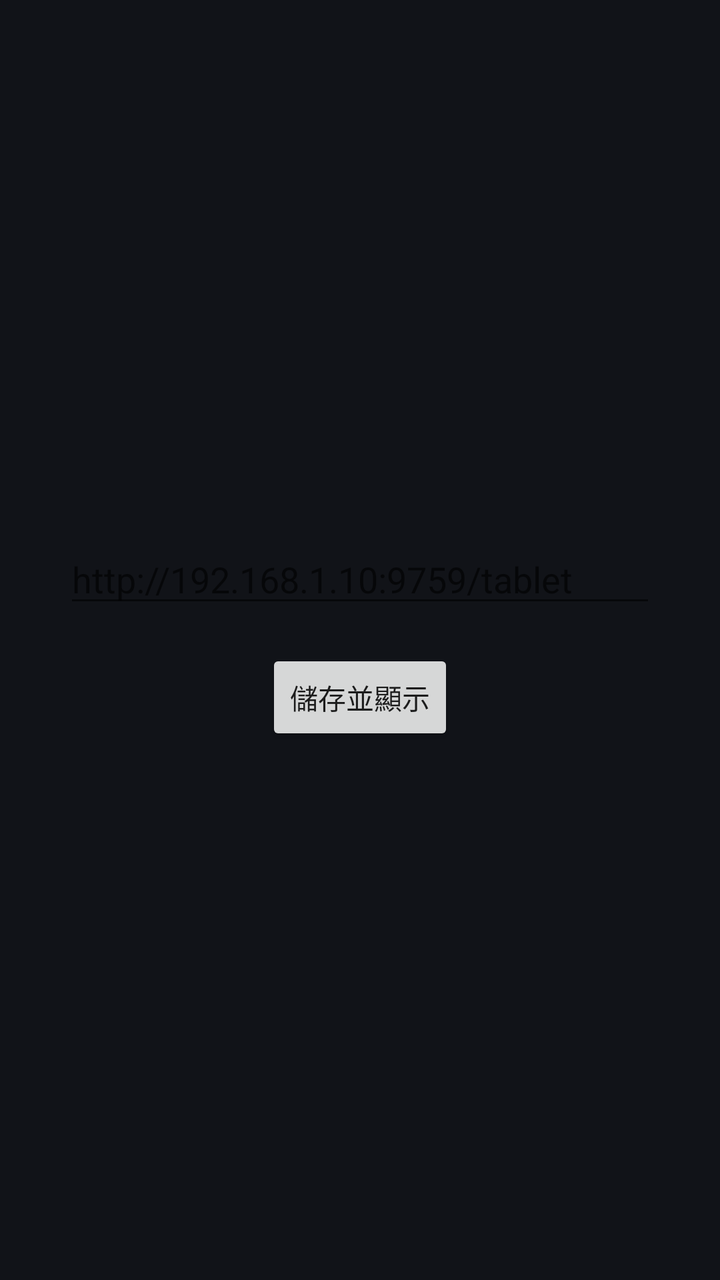
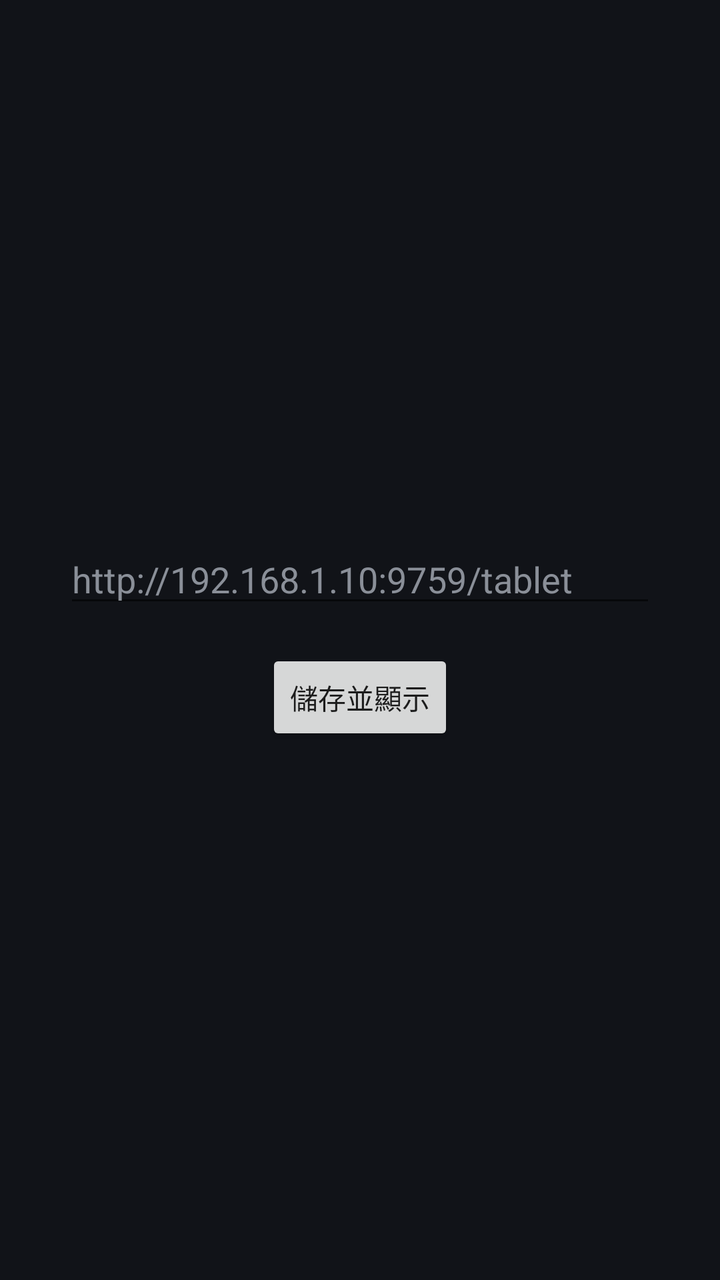

Compare the two renders of this Android layout. The source of the first and the diff that turns it into the second are given below.
<!-- AndroidManifest.xml: application theme android:Theme.Material.Light.NoActionBar -->
<!-- res/layout/activity_main.xml -->
<?xml version="1.0" encoding="utf-8"?>
<FrameLayout xmlns:android="http://schemas.android.com/apk/res/android"
    android:id="@+id/root"
    android:layout_width="match_parent"
    android:layout_height="match_parent"
    android:background="#111318">

    <LinearLayout
        android:id="@+id/settings_view"
        android:layout_width="match_parent"
        android:layout_height="match_parent"
        android:orientation="vertical"
        android:gravity="center"
        android:padding="32dp"
        android:visibility="visible">

        <EditText
            android:id="@+id/url_input"
            android:layout_width="match_parent"
            android:layout_height="wrap_content"
            android:hint="http://192.168.1.10:9759/tablet"
            android:inputType="textUri" />

        <Button
            android:id="@+id/save_button"
            android:layout_width="wrap_content"
            android:layout_height="wrap_content"
            android:layout_marginTop="16dp"
            android:text="儲存並顯示" />
    </LinearLayout>

    <WebView
        android:id="@+id/webview"
        android:layout_width="match_parent"
        android:layout_height="match_parent"
        android:visibility="gone" />

    <TextView
        android:id="@+id/error_text"
        android:layout_width="match_parent"
        android:layout_height="match_parent"
        android:gravity="center"
        android:textColor="#FFFFFF"
        android:textSize="16sp"
        android:visibility="gone" />

    <FrameLayout
        android:id="@+id/corner_tl"
        android:layout_width="80dp"
        android:layout_height="80dp"
        android:layout_gravity="top|start" />

    <FrameLayout
        android:id="@+id/corner_tr"
        android:layout_width="80dp"
        android:layout_height="80dp"
        android:layout_gravity="top|end" />

    <FrameLayout
        android:id="@+id/corner_bl"
        android:layout_width="80dp"
        android:layout_height="80dp"
        android:layout_gravity="bottom|start" />

    <FrameLayout
        android:id="@+id/corner_br"
        android:layout_width="80dp"
        android:layout_height="80dp"
        android:layout_gravity="bottom|end" />
</FrameLayout>
<!-- resources referenced by this layout -->
<resources>

</resources>

<!-- the commit's change to res/layout/activity_main.xml (unified diff, before → after) -->
@@ -19,6 +19,8 @@
             android:layout_width="match_parent"
             android:layout_height="wrap_content"
             android:hint="http://192.168.1.10:9759/tablet"
+            android:textColor="#FFFFFF"
+            android:textColorHint="#8A8F98"
             android:inputType="textUri" />
 
         <Button
